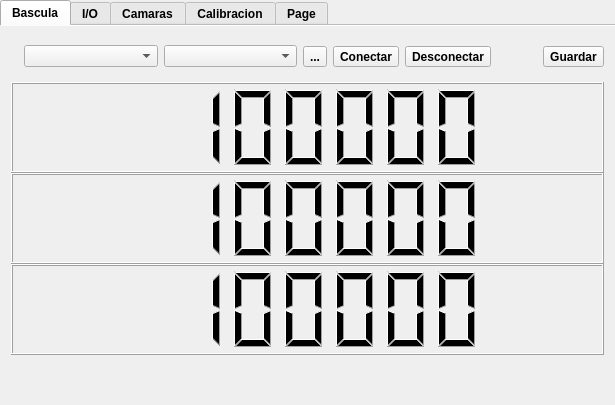
Above: nqtrucksserver/Configuracion/Configuracion.ui from sunsiz/nQTrucks before the change. Below: the same form after it.
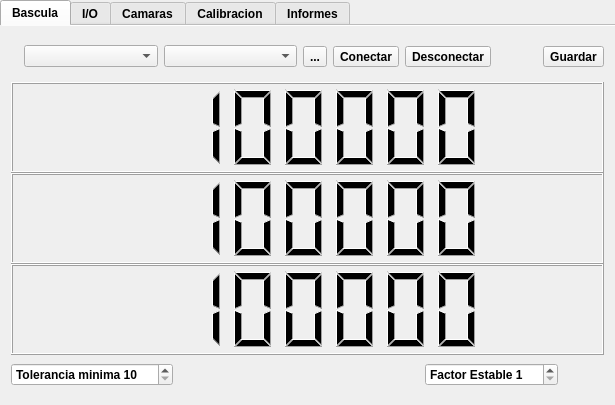
That is the form after the change. The open tabs and pages were chosen to show the change. Icons and pictures are not drawn.

The edit to the form file:
```diff
--- a/nqtrucksserver/Configuracion/Configuracion.ui
+++ b/nqtrucksserver/Configuracion/Configuracion.ui
@@ -264,7 +264,7 @@
            </item>
           </layout>
          </item>
-         <item row="2" column="0">
+         <item row="1" column="0">
           <layout class="QVBoxLayout" name="verticalLayout_4">
            <property name="spacing">
             <number>0</number>
@@ -340,6 +340,22 @@
            </item>
            <item>
             <layout class="QHBoxLayout" name="horizontalLayout_9">
+             <item>
+              <widget class="QSpinBox" name="BasculaErrorMinimo">
+               <property name="prefix">
+                <string>Tolerancia minima </string>
+               </property>
+               <property name="minimum">
+                <number>10</number>
+               </property>
+               <property name="maximum">
+                <number>1000</number>
+               </property>
+               <property name="singleStep">
+                <number>10</number>
+               </property>
+              </widget>
+             </item>
              <item>
               <spacer name="horizontalSpacer_4">
                <property name="orientation">
@@ -353,6 +369,19 @@
                </property>
               </spacer>
              </item>
+             <item>
+              <widget class="QSpinBox" name="BasculaFactorEstable">
+               <property name="prefix">
+                <string>Factor Estable </string>
+               </property>
+               <property name="minimum">
+                <number>1</number>
+               </property>
+               <property name="maximum">
+                <number>100</number>
+               </property>
+              </widget>
+             </item>
              <item>
               <widget class="QToolButton" name="BasculaEstable">
                <property name="enabled">
@@ -1601,7 +1630,7 @@
        </widget>
        <widget class="QWidget" name="tab">
         <attribute name="title">
-         <string>Page</string>
+         <string>Informes</string>
         </attribute>
         <layout class="QGridLayout" name="gridLayout_7">
          <item row="0" column="0">
```
Left out of the diff: 2 changed lines with no effect on the pictures.
